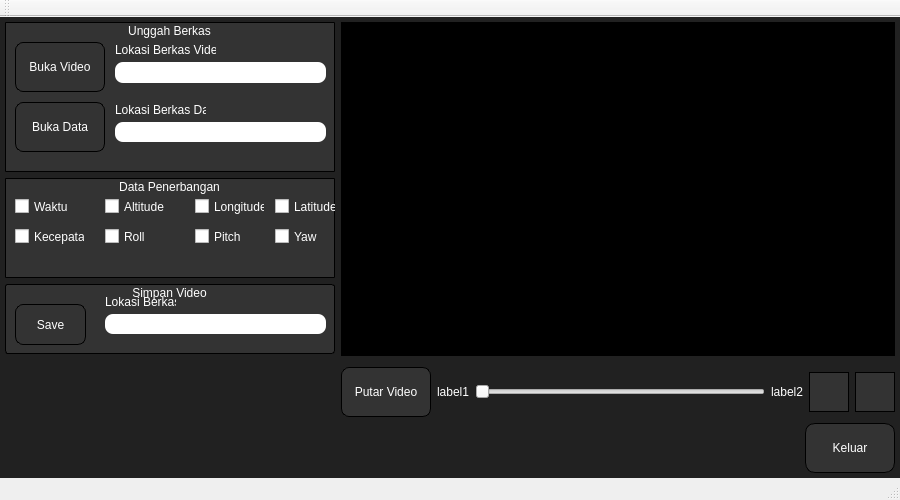
Qt form playwithlabel/mainwindow.ui (kodeepic/Belajar_Git) before a commit.
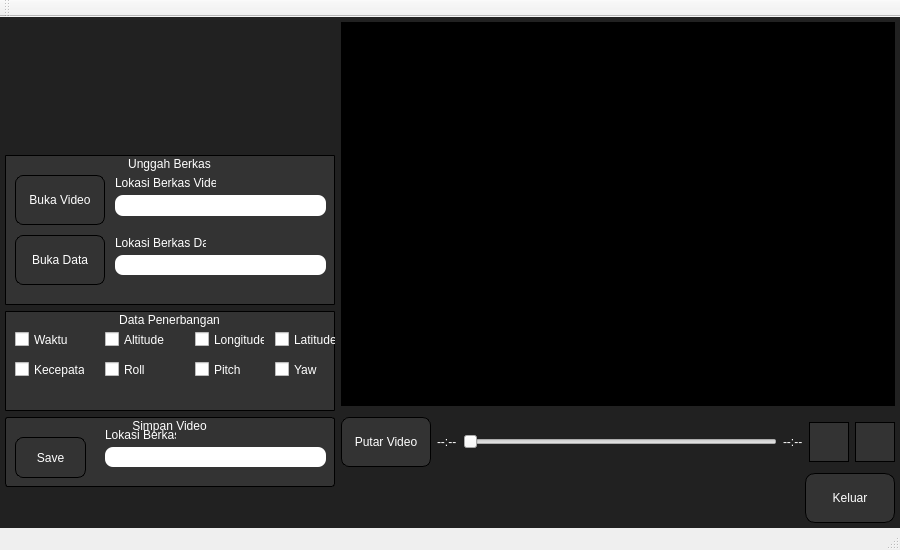
The same form after that commit. Icons and pictures are not drawn.

Diff of the .ui file:
```diff
--- a/playwithlabel/mainwindow.ui
+++ b/playwithlabel/mainwindow.ui
@@ -7,7 +7,7 @@
     <x>0</x>
     <y>0</y>
     <width>900</width>
-    <height>500</height>
+    <height>550</height>
    </rect>
   </property>
   <property name="sizePolicy">
@@ -19,7 +19,7 @@
   <property name="minimumSize">
    <size>
     <width>900</width>
-    <height>500</height>
+    <height>550</height>
    </size>
   </property>
   <property name="windowTitle">
@@ -57,6 +57,60 @@
       <property name="bottomMargin">
        <number>0</number>
       </property>
+      <item>
+       <widget class="QWidget" name="horizontalWidget" native="true">
+        <property name="sizePolicy">
+         <sizepolicy hsizetype="Fixed" vsizetype="Fixed">
+          <horstretch>0</horstretch>
+          <verstretch>0</verstretch>
+         </sizepolicy>
+        </property>
+        <property name="minimumSize">
+         <size>
+          <width>330</width>
+          <height>100</height>
+         </size>
+        </property>
+        <layout class="QHBoxLayout" name="horizontalLayout">
+         <item>
+          <layout class="QHBoxLayout" name="horizontalLayout_2">
+           <property name="spacing">
+            <number>6</number>
+           </property>
+           <property name="sizeConstraint">
+            <enum>QLayout::SetDefaultConstraint</enum>
+           </property>
+           <property name="leftMargin">
+            <number>0</number>
+           </property>
+           <item>
+            <widget class="QLabel" name="label_7">
+             <property name="sizePolicy">
+              <sizepolicy hsizetype="Expanding" vsizetype="Expanding">
+               <horstretch>0</horstretch>
+               <verstretch>0</verstretch>
+              </sizepolicy>
+             </property>
+             <property name="minimumSize">
+              <size>
+               <width>300</width>
+               <height>110</height>
+              </size>
+             </property>
+             <property name="styleSheet">
+              <string notr="true">QLabel{
+border-image: url(:/logos/logo.png);}</string>
+             </property>
+             <property name="text">
+              <string/>
+             </property>
+            </widget>
+           </item>
+          </layout>
+         </item>
+        </layout>
+       </widget>
+      </item>
       <item>
        <widget class="QWidget" name="horizontalWidget_5" native="true">
         <property name="sizePolicy">
@@ -506,7 +560,7 @@
              <property name="minimumSize">
               <size>
                <width>100</width>
-               <height>70</height>
+               <height>65</height>
               </size>
              </property>
              <property name="styleSheet">
@@ -729,10 +783,13 @@
         <item>
          <widget class="QLabel" name="label_4">
           <property name="styleSheet">
-           <string notr="true">color :white;</string>
+           <string notr="true">QLabel{
+color :white;
+}
+QToolTip { color: #ffffff; background-color: #000000; border: none; }</string>
           </property>
           <property name="text">
-           <string>label1</string>
+           <string>--:--</string>
           </property>
          </widget>
         </item>
@@ -749,10 +806,13 @@
         <item>
          <widget class="QLabel" name="label_5">
           <property name="styleSheet">
-           <string notr="true">color :white;</string>
+           <string notr="true">QLabel{
+color :white;
+}
+QToolTip { color: #ffffff; background-color: #000000; border: none; }</string>
           </property>
           <property name="text">
-           <string>label2</string>
+           <string>--:--</string>
           </property>
          </widget>
         </item>
```
Left out of the diff: 18 changed lines with no effect on the pictures.
